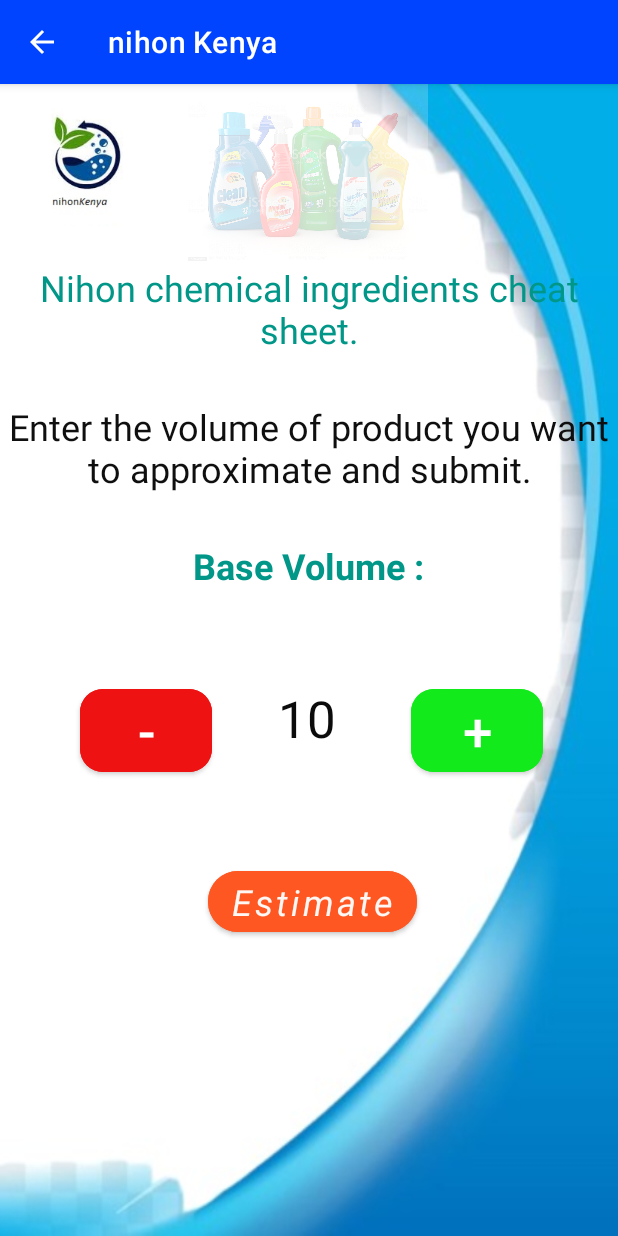
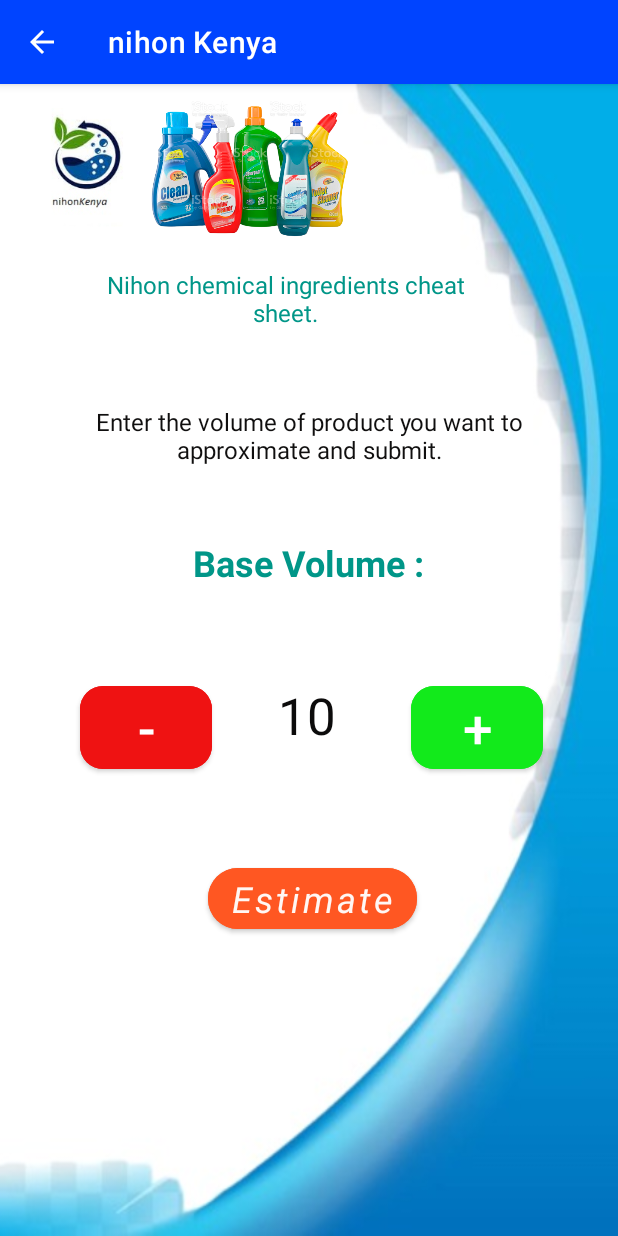
Before and after one commit to gilbertKorir/nihonKenya, an Android app: the screen it shows after launch (DashboardActivity), on a phone screen of 412 x 824 dp. Run offline under Robolectric (Android 15) with nearby library versions, the phone set to English and light mode, and no system bars; Roboto replaces fonts that are not available here.

Commit message:
ft:cuatomized the backgrounds

```diff
--- a/app/src/main/res/layout/activity_dashboard.xml
+++ b/app/src/main/res/layout/activity_dashboard.xml
@@ -21,18 +21,19 @@
 
     <TextView
         android:id="@+id/textView"
-        android:layout_width="wrap_content"
-        android:layout_height="wrap_content"
+        android:layout_width="274dp"
+        android:layout_height="55dp"
         android:layout_marginStart="48dp"
-        android:layout_marginTop="8dp"
+        android:layout_marginTop="4dp"
         android:layout_marginEnd="48dp"
         android:fontFamily="@font/artifika"
         android:gravity="center"
         android:text="Nihon chemical ingredients cheat sheet."
         android:textColor="#009688"
-        android:textSize="24sp"
+        android:textSize="16sp"
         android:textStyle="normal"
         app:layout_constraintEnd_toEndOf="parent"
+        app:layout_constraintHorizontal_bias="0.121"
         app:layout_constraintStart_toStartOf="parent"
         app:layout_constraintTop_toBottomOf="@+id/imageView2" />
 
@@ -53,17 +54,17 @@
 
     <TextView
         android:id="@+id/textView3"
-        android:layout_width="wrap_content"
-        android:layout_height="wrap_content"
+        android:layout_width="343dp"
+        android:layout_height="72dp"
         android:layout_marginStart="48dp"
-        android:layout_marginTop="32dp"
+        android:layout_marginTop="28dp"
         android:layout_marginEnd="48dp"
         android:fontFamily="@font/artifika"
         android:foregroundGravity="center"
         android:gravity="center"
         android:text="Enter the volume of product you want to approximate and submit."
         android:textColor="#100F0F"
-        android:textSize="24sp"
+        android:textSize="16sp"
         app:layout_constraintEnd_toEndOf="parent"
         app:layout_constraintStart_toStartOf="parent"
         app:layout_constraintTop_toBottomOf="@+id/textView" />
@@ -136,11 +137,10 @@
 
     <ImageView
         android:id="@+id/imageView"
-        android:layout_width="410dp"
-        android:layout_height="120dp"
-        android:alpha="0.2"
+        android:layout_width="332dp"
+        android:layout_height="117dp"
         app:layout_constraintStart_toStartOf="parent"
         app:layout_constraintTop_toTopOf="parent"
-        app:srcCompat="@drawable/bgu" />
+        app:srcCompat="@drawable/bgu1" />
 
 </androidx.constraintlayout.widget.ConstraintLayout>
--- a/app/src/main/res/layout/activity_main.xml
+++ b/app/src/main/res/layout/activity_main.xml
@@ -4,7 +4,7 @@
     xmlns:tools="http://schemas.android.com/tools"
     android:layout_width="match_parent"
     android:layout_height="match_parent"
-    android:background="@color/lblue"
+    android:background="@drawable/wave"
     tools:context=".MainActivity">
 
     <ImageView
@@ -19,5 +19,5 @@
         app:layout_constraintEnd_toEndOf="parent"
         app:layout_constraintStart_toStartOf="parent"
         app:layout_constraintTop_toTopOf="parent"
-        app:srcCompat="@drawable/a5" />
+        app:srcCompat="@drawable/logo" />
 </androidx.constraintlayout.widget.ConstraintLayout>
```
Also changed, not shown: app/src/main/java/com/example/nihon/ResultActivity.java (+27 -12 lines), app/src/main/res/drawable/bgu1.png (added), app/src/main/res/drawable/wave.jpg (added).
